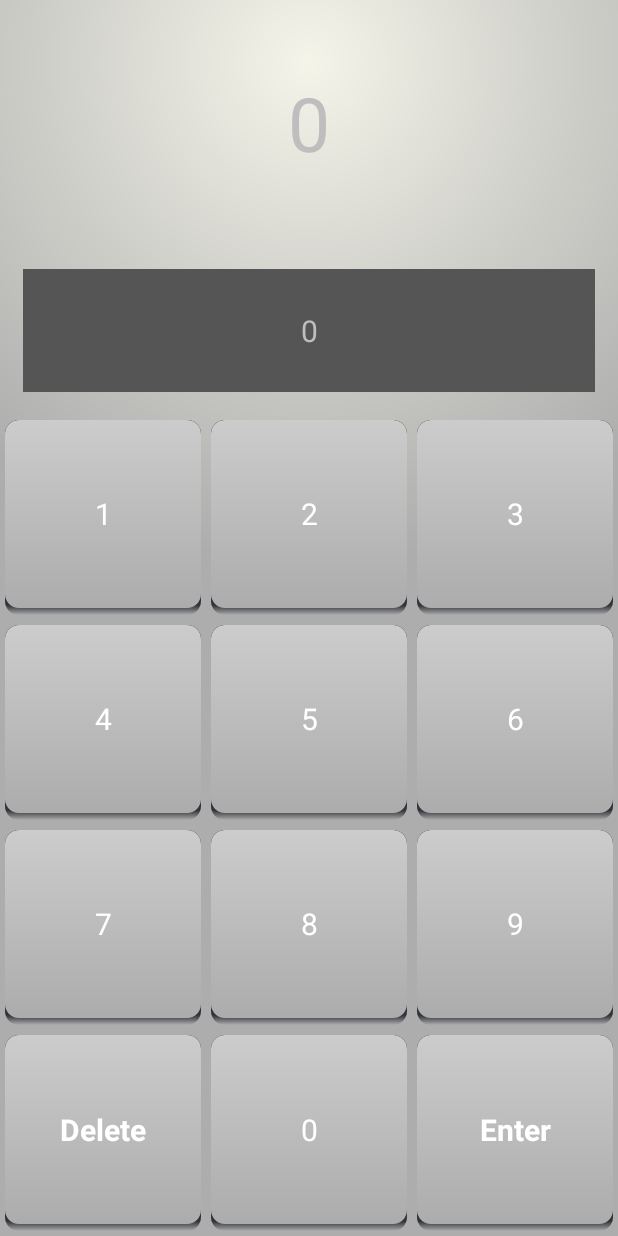
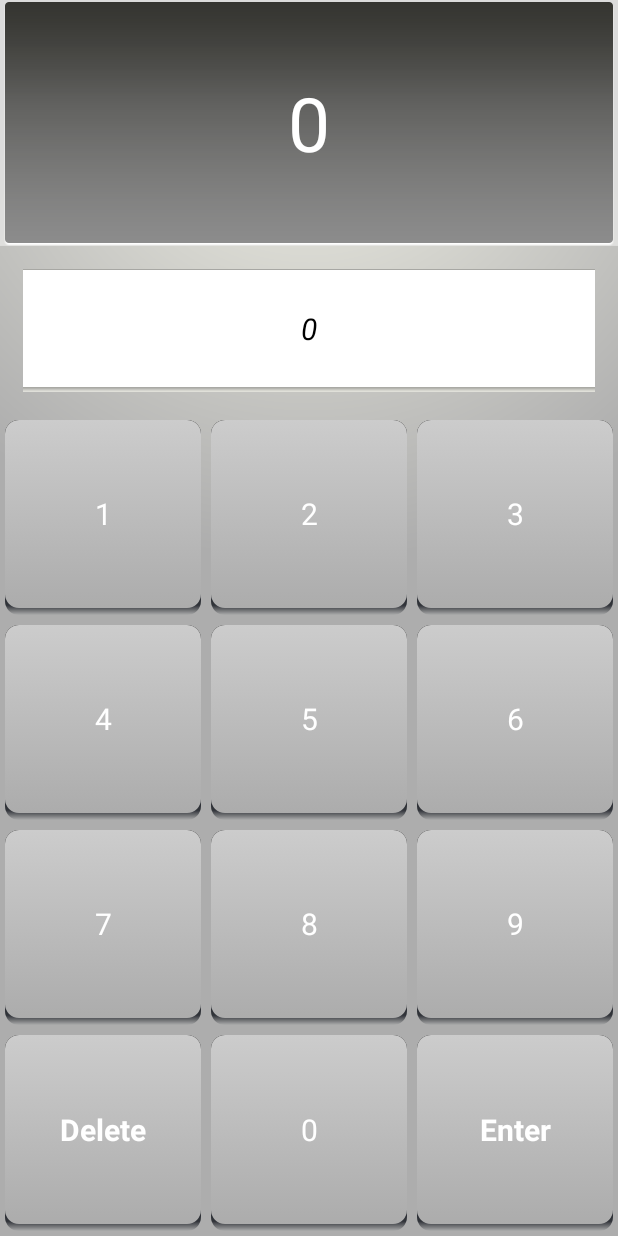
Before and after one commit to dabicho/android-excercises, an Android app: the screen it shows after launch (RemoteControlActivity), after a tap on "Enter", on a phone screen of 412 x 824 dp. Run offline under Robolectric (Android 15) with nearby library versions, the phone set to English and light mode, and no system bars.

Commit message:
Control Remoto finalizado 9 patches

```diff
--- a/RemoteControl/src/main/res/layout/fragment_remote_control.xml
+++ b/RemoteControl/src/main/res/layout/fragment_remote_control.xml
@@ -11,16 +11,21 @@
         android:layout_weight="2"
         android:gravity="center"
         android:text="0"
-        android:textSize="50dp"/>
+        android:textSize="50dp"
+        android:background="@drawable/window_patch"
+        android:textColor="#ffffff"/>
     <TextView
         android:id="@+id/fragment_remote_control_workingTextView"
         android:layout_width="match_parent"
         android:layout_height="0dp"
         android:layout_weight="1"
         android:layout_margin="15dp"
-        android:background="#555555"
         android:gravity="center"
         android:textSize="20dp"
+        android:background="@drawable/bar_patch"
+        android:textColor="#000000"
+        android:textStyle="italic"
+        android:text="0"
         />
     <include android:layout_weight="1"
              android:layout_height="0dp"
```
Also changed, not shown: RemoteControl/src/main/res/drawable-hdpi/bar.png (added), RemoteControl/src/main/res/drawable-hdpi/bar_patch.9.png (added), RemoteControl/src/main/res/drawable-hdpi/ic_action_search.png (added), RemoteControl/src/main/res/drawable-hdpi/inset.png (added), RemoteControl/src/main/res/drawable-hdpi/inset_patch.9.png (added), RemoteControl/src/main/res/drawable-hdpi/window.png (added), RemoteControl/src/main/res/drawable-hdpi/window_patch.9.png (added).
